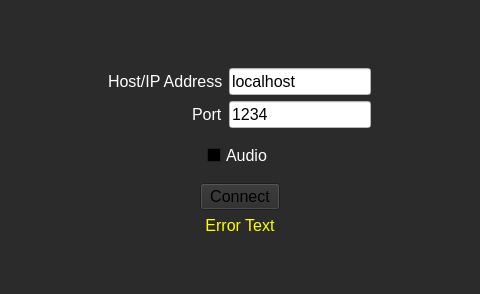
This is client/py/scan_client.ui in ezratl/PiScan as Qt 5 draws it before an edit. The edited form follows.
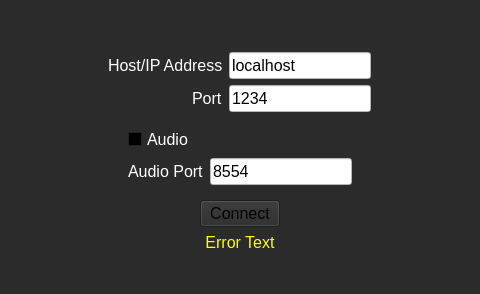
This is the edited form. The open tabs and pages were chosen to show the change. Icons and pictures are not drawn.

Commit message: Audio support and UI tidying

```diff
--- a/client/py/scan_client.ui
+++ b/client/py/scan_client.ui
@@ -1538,7 +1538,7 @@
           <property name="bottomMargin">
            <number>9</number>
           </property>
-          <item row="0" column="0">
+          <item row="1" column="0">
            <widget class="QCheckBox" name="connect_audioCheckBox">
             <property name="sizePolicy">
              <sizepolicy hsizetype="Maximum" vsizetype="Fixed">
@@ -1556,6 +1556,499 @@
             </property>
            </widget>
           </item>
+          <item row="2" column="0">
+           <widget class="QWidget" name="connect_rtspPortPanel" native="true">
+            <property name="sizePolicy">
+             <sizepolicy hsizetype="Maximum" vsizetype="Preferred">
+              <horstretch>0</horstretch>
+              <verstretch>0</verstretch>
+             </sizepolicy>
+            </property>
+            <layout class="QHBoxLayout" name="horizontalLayout_7">
+             <property name="leftMargin">
+              <number>0</number>
+             </property>
+             <property name="topMargin">
+              <number>0</number>
+             </property>
+             <property name="rightMargin">
+              <number>0</number>
+             </property>
+             <property name="bottomMargin">
+              <number>0</number>
+             </property>
+             <item>
+              <widget class="QLabel" name="rtspPortLabel">
+               <property name="font">
+                <font>
+                 <pointsize>12</pointsize>
+                </font>
+               </property>
+               <property name="text">
+                <string>Audio Port</string>
+               </property>
+              </widget>
+             </item>
+             <item>
+              <widget class="QLineEdit" name="connect_rtspPortLineEdit">
+               <property name="palette">
+                <palette>
+                 <active>
+                  <colorrole role="WindowText">
+                   <brush brushstyle="SolidPattern">
+                    <color alpha="255">
+                     <red>0</red>
+                     <green>0</green>
+                     <blue>0</blue>
+                    </color>
+                   </brush>
+                  </colorrole>
+                  <colorrole role="Button">
+                   <brush brushstyle="SolidPattern">
+                    <color alpha="255">
+                     <red>255</red>
+                     <green>255</green>
+                     <blue>255</blue>
+                    </color>
+                   </brush>
+                  </colorrole>
+                  <colorrole role="Light">
+                   <brush brushstyle="SolidPattern">
+                    <color alpha="255">
+                     <red>255</red>
+                     <green>255</green>
+                     <blue>255</blue>
+                    </color>
+                   </brush>
+                  </colorrole>
+                  <colorrole role="Midlight">
+                   <brush brushstyle="SolidPattern">
+                    <color alpha="255">
+                     <red>255</red>
+                     <green>255</green>
+                     <blue>255</blue>
+                    </color>
+                   </brush>
+                  </colorrole>
+                  <colorrole role="Dark">
+                   <brush brushstyle="SolidPattern">
+                    <color alpha="255">
+                     <red>127</red>
+                     <green>127</green>
+                     <blue>127</blue>
+                    </color>
+                   </brush>
+                  </colorrole>
+                  <colorrole role="Mid">
+                   <brush brushstyle="SolidPattern">
+                    <color alpha="255">
+                     <red>170</red>
+                     <green>170</green>
+                     <blue>170</blue>
+                    </color>
+                   </brush>
+                  </colorrole>
+                  <colorrole role="Text">
+                   <brush brushstyle="SolidPattern">
+                    <color alpha="255">
+                     <red>0</red>
+                     <green>0</green>
+                     <blue>0</blue>
+                    </color>
+                   </brush>
+                  </colorrole>
+                  <colorrole role="BrightText">
+                   <brush brushstyle="SolidPattern">
+                    <color alpha="255">
+                     <red>255</red>
+                     <green>255</green>
+                     <blue>255</blue>
+                    </color>
+                   </brush>
+                  </colorrole>
+                  <colorrole role="ButtonText">
+                   <brush brushstyle="SolidPattern">
+                    <color alpha="255">
+                     <red>0</red>
+                     <green>0</green>
+                     <blue>0</blue>
+                    </color>
+                   </brush>
+                  </colorrole>
+                  <colorrole role="Base">
+                   <brush brushstyle="SolidPattern">
+                    <color alpha="255">
+                     <red>255</red>
+                     <green>255</green>
+                     <blue>255</blue>
+                    </color>
+                   </brush>
+                  </colorrole>
+                  <colorrole role="Window">
+                   <brush brushstyle="SolidPattern">
+                    <color alpha="255">
+                     <red>255</red>
+                     <green>255</green>
+                     <blue>255</blue>
+                    </color>
+                   </brush>
+                  </colorrole>
+                  <colorrole role="Shadow">
+                   <brush brushstyle="SolidPattern">
+                    <color alpha="255">
+                     <red>0</red>
+                     <green>0</green>
+                     <blue>0</blue>
+                    </color>
+                   </brush>
+                  </colorrole>
+                  <colorrole role="AlternateBase">
+                   <brush brushstyle="SolidPattern">
+                    <color alpha="255">
+                     <red>255</red>
+                     <green>255</green>
+                     <blue>255</blue>
+                    </color>
+                   </brush>
+                  </colorrole>
+                  <colorrole role="ToolTipBase">
+                   <brush brushstyle="SolidPattern">
+                    <color alpha="255">
+                     <red>255</red>
+                     <green>255</green>
+                     <blue>220</blue>
+                    </color>
+                   </brush>
+                  </colorrole>
+                  <colorrole role="ToolTipText">
+                   <brush brushstyle="SolidPattern">
+                    <color alpha="255">
+                     <red>0</red>
+                     <green>0</green>
+                     <blue>0</blue>
+                    </color>
+                   </brush>
+                  </colorrole>
+                  <colorrole role="PlaceholderText">
+                   <brush brushstyle="SolidPattern">
+                    <color alpha="128">
+                     <red>0</red>
+                     <green>0</green>
+                     <blue>0</blue>
+                    </color>
+                   </brush>
+                  </colorrole>
+                 </active>
+                 <inactive>
+                  <colorrole role="WindowText">
+                   <brush brushstyle="SolidPattern">
+                    <color alpha="255">
+                     <red>0</red>
+                     <green>0</green>
+                     <blue>0</blue>
+                    </color>
+                   </brush>
+                  </colorrole>
+                  <colorrole role="Button">
+                   <brush brushstyle="SolidPattern">
+                    <color alpha="255">
+                     <red>255</red>
+                     <green>255</green>
+                     <blue>255</blue>
+                    </color>
+                   </brush>
+                  </colorrole>
+                  <colorrole role="Light">
+                   <brush brushstyle="SolidPattern">
+                    <color alpha="255">
+                     <red>255</red>
+                     <green>255</green>
+                     <blue>255</blue>
+                    </color>
+                   </brush>
+                  </colorrole>
+                  <colorrole role="Midlight">
+                   <brush brushstyle="SolidPattern">
+                    <color alpha="255">
+                     <red>255</red>
+                     <green>255</green>
+                     <blue>255</blue>
+                    </color>
+                   </brush>
+                  </colorrole>
+                  <colorrole role="Dark">
+                   <brush brushstyle="SolidPattern">
+                    <color alpha="255">
+                     <red>127</red>
+                     <green>127</green>
+                     <blue>127</blue>
+                    </color>
+                   </brush>
+                  </colorrole>
+                  <colorrole role="Mid">
+                   <brush brushstyle="SolidPattern">
+                    <color alpha="255">
+                     <red>170</red>
+                     <green>170</green>
+                     <blue>170</blue>
+                    </color>
+                   </brush>
+                  </colorrole>
+                  <colorrole role="Text">
+                   <brush brushstyle="SolidPattern">
+                    <color alpha="255">
+                     <red>0</red>
+                     <green>0</green>
+                     <blue>0</blue>
+                    </color>
+                   </brush>
+                  </colorrole>
+                  <colorrole role="BrightText">
+                   <brush brushstyle="SolidPattern">
+                    <color alpha="255">
+                     <red>255</red>
+                     <green>255</green>
+                     <blue>255</blue>
+                    </color>
+                   </brush>
+                  </colorrole>
+                  <colorrole role="ButtonText">
+                   <brush brushstyle="SolidPattern">
+                    <color alpha="255">
+                     <red>0</red>
+                     <green>0</green>
+                     <blue>0</blue>
+                    </color>
+                   </brush>
+                  </colorrole>
+                  <colorrole role="Base">
+                   <brush brushstyle="SolidPattern">
+                    <color alpha="255">
+                     <red>255</red>
+                     <green>255</green>
+                     <blue>255</blue>
+                    </color>
+                   </brush>
+                  </colorrole>
+                  <colorrole role="Window">
+                   <brush brushstyle="SolidPattern">
+                    <color alpha="255">
+                     <red>255</red>
+                     <green>255</green>
+                     <blue>255</blue>
+                    </color>
+                   </brush>
+                  </colorrole>
+                  <colorrole role="Shadow">
+                   <brush brushstyle="SolidPattern">
+                    <color alpha="255">
+                     <red>0</red>
+                     <green>0</green>
+                     <blue>0</blue>
+                    </color>
+                   </brush>
+                  </colorrole>
+                  <colorrole role="AlternateBase">
+                   <brush brushstyle="SolidPattern">
+                    <color alpha="255">
+                     <red>255</red>
+                     <green>255</green>
+                     <blue>255</blue>
+                    </color>
+                   </brush>
+                  </colorrole>
+                  <colorrole role="ToolTipBase">
+                   <brush brushstyle="SolidPattern">
+                    <color alpha="255">
+                     <red>255</red>
+                     <green>255</green>
+                     <blue>220</blue>
+                    </color>
+                   </brush>
+                  </colorrole>
+                  <colorrole role="ToolTipText">
+                   <brush brushstyle="SolidPattern">
+                    <color alpha="255">
+                     <red>0</red>
+                     <green>0</green>
+                     <blue>0</blue>
+                    </color>
+                   </brush>
+                  </colorrole>
+                  <colorrole role="PlaceholderText">
+                   <brush brushstyle="SolidPattern">
+                    <color alpha="128">
+                     <red>0</red>
+                     <green>0</green>
+                     <blue>0</blue>
+                    </color>
+                   </brush>
+                  </colorrole>
+                 </inactive>
+                 <disabled>
+                  <colorrole role="WindowText">
+                   <brush brushstyle="SolidPattern">
+                    <color alpha="255">
+                     <red>127</red>
+                     <green>127</green>
+                     <blue>127</blue>
+                    </color>
+                   </brush>
+                  </colorrole>
+                  <colorrole role="Button">
+                   <brush brushstyle="SolidPattern">
+                    <color alpha="255">
+                     <red>255</red>
+                     <green>255</green>
+                     <blue>255</blue>
+                    </color>
+                   </brush>
+                  </colorrole>
+                  <colorrole role="Light">
+                   <brush brushstyle="SolidPattern">
+                    <color alpha="255">
+                     <red>255</red>
+                     <green>255</green>
+                     <blue>255</blue>
+                    </color>
+                   </brush>
+                  </colorrole>
+                  <colorrole role="Midlight">
+                   <brush brushstyle="SolidPattern">
+                    <color alpha="255">
+                     <red>255</red>
+                     <green>255</green>
+                     <blue>255</blue>
+                    </color>
+                   </brush>
+                  </colorrole>
+                  <colorrole role="Dark">
+                   <brush brushstyle="SolidPattern">
+                    <color alpha="255">
+                     <red>127</red>
+                     <green>127</green>
+                     <blue>127</blue>
+                    </color>
+                   </brush>
+                  </colorrole>
+                  <colorrole role="Mid">
+                   <brush brushstyle="SolidPattern">
+                    <color alpha="255">
+                     <red>170</red>
+                     <green>170</green>
+                     <blue>170</blue>
+                    </color>
+                   </brush>
+                  </colorrole>
+                  <colorrole role="Text">
+                   <brush brushstyle="SolidPattern">
+                    <color alpha="255">
+                     <red>127</red>
+                     <green>127</green>
+                     <blue>127</blue>
+                    </color>
+                   </brush>
+                  </colorrole>
+                  <colorrole role="BrightText">
+                   <brush brushstyle="SolidPattern">
+                    <color alpha="255">
+                     <red>255</red>
+                     <green>255</green>
+                     <blue>255</blue>
+                    </color>
+                   </brush>
+                  </colorrole>
+                  <colorrole role="ButtonText">
+                   <brush brushstyle="SolidPattern">
+                    <color alpha="255">
+                     <red>127</red>
+                     <green>127</green>
+                     <blue>127</blue>
+                    </color>
+                   </brush>
+                  </colorrole>
+                  <colorrole role="Base">
+                   <brush brushstyle="SolidPattern">
+                    <color alpha="255">
+                     <red>255</red>
+                     <green>255</green>
+                     <blue>255</blue>
+                    </color>
+                   </brush>
+                  </colorrole>
+                  <colorrole role="Window">
+                   <brush brushstyle="SolidPattern">
+                    <color alpha="255">
+                     <red>255</red>
+                     <green>255</green>
+                     <blue>255</blue>
+                    </color>
+                   </brush>
+                  </colorrole>
+                  <colorrole role="Shadow">
+                   <brush brushstyle="SolidPattern">
+                    <color alpha="255">
+                     <red>0</red>
+                     <green>0</green>
+                     <blue>0</blue>
+                    </color>
+                   </brush>
+                  </colorrole>
+                  <colorrole role="AlternateBase">
+                   <brush brushstyle="SolidPattern">
+                    <color alpha="255">
+                     <red>255</red>
+                     <green>255</green>
+                     <blue>255</blue>
+                    </color>
+                   </brush>
+                  </colorrole>
+                  <colorrole role="ToolTipBase">
+                   <brush brushstyle="SolidPattern">
+                    <color alpha="255">
+                     <red>255</red>
+                     <green>255</green>
+                     <blue>220</blue>
+                    </color>
+                   </brush>
+                  </colorrole>
+                  <colorrole role="ToolTipText">
+                   <brush brushstyle="SolidPattern">
+                    <color alpha="255">
+                     <red>0</red>
+                     <green>0</green>
+                     <blue>0</blue>
+                    </color>
+                   </brush>
+                  </colorrole>
+                  <colorrole role="PlaceholderText">
+                   <brush brushstyle="SolidPattern">
+                    <color alpha="128">
+                     <red>0</red>
+                     <green>0</green>
+                     <blue>0</blue>
+                    </color>
+                   </brush>
+                  </colorrole>
+                 </disabled>
+                </palette>
+               </property>
+               <property name="font">
+                <font>
+                 <pointsize>12</pointsize>
+                </font>
+               </property>
+               <property name="toolTip">
+                <string>RTSP port</string>
+               </property>
+               <property name="text">
+                <string>8554</string>
+               </property>
+              </widget>
+             </item>
+            </layout>
+           </widget>
+          </item>
          </layout>
         </widget>
        </item>
```
Left out of the diff: 446 changed lines with no effect on the pictures. The commit also changes 5 other files.
